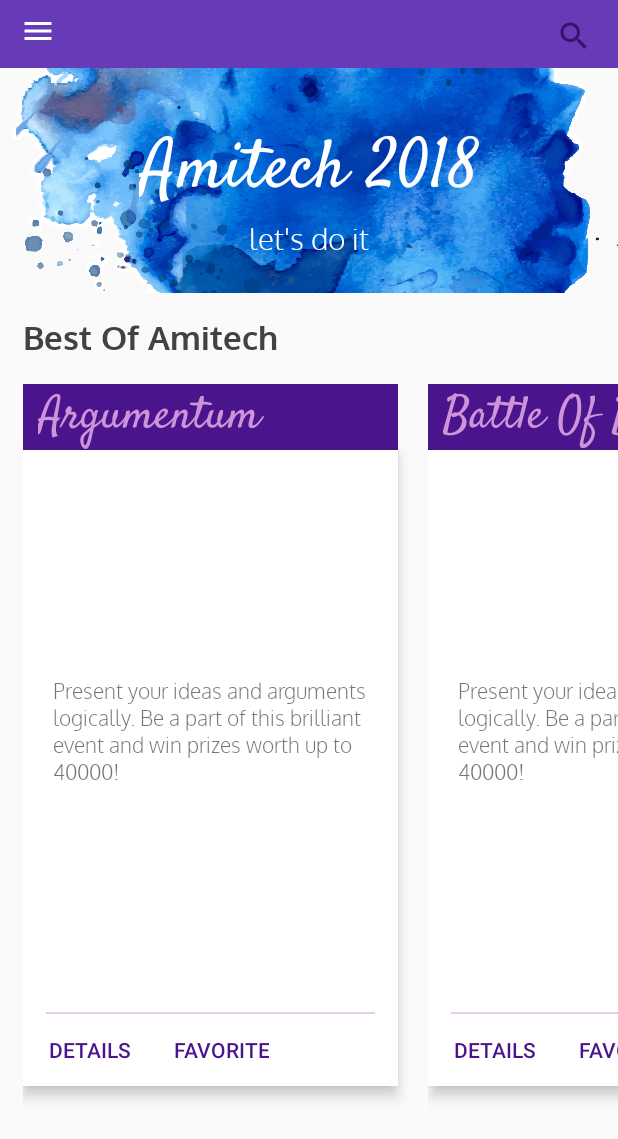
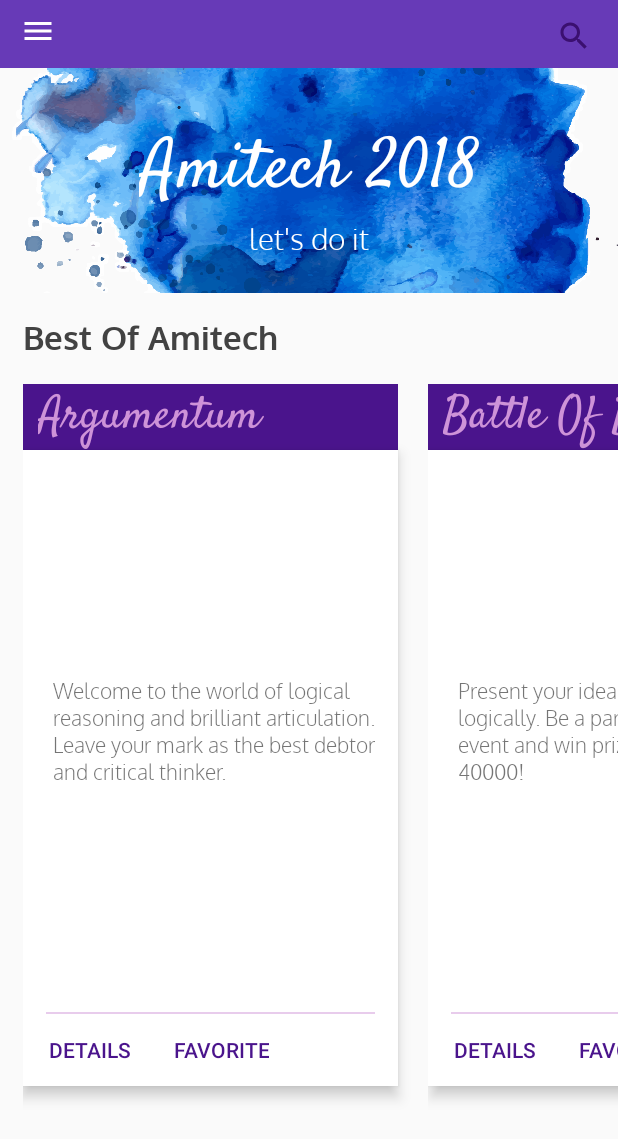
Before and after one commit to diksha-giri013/Event, an Android app: the MainActivity screen opened directly, with no data from a screen before it, on a phone screen of 412 x 824 dp. Shown: the top 1139 px of the screen. Run offline under Robolectric (Android 15) with nearby library versions, the light colour scheme and no system bars; Roboto replaces fonts that are not available here.

Commit message:
commit by Diksha

```diff
--- a/app/src/main/java/fgc/amitech/EventDetailActivity.java
+++ b/app/src/main/java/fgc/amitech/EventDetailActivity.java
@@ -9,24 +9,46 @@ import android.widget.TextView;
 
 import java.util.ArrayList;
 
+import static fgc.amitech.EventDetails.makeEventData;
+
 public class EventDetailActivity extends AppCompatActivity {
     private ArrayList<EventDetails> cardData;
     private static EventDetails card_data;
+
     private TextView detail_title;
+    private TextView detail_desc;
+    private TextView detail_date;
+    private TextView detail_member;
+    private TextView detail_loc;
+    private TextView detail_rule;
     private static int card_pos;
+
     private Button btn_next;
     private Button btn_nav;
     @Override
     protected void onCreate(Bundle savedInstanceState) {
         super.onCreate(savedInstanceState);
         setContentView(R.layout.activity_event_detail);
-        //cardData= MainActivity.getCardData();
-
+        cardData = makeEventData();
         detail_title = (TextView) findViewById(R.id.detail_tv_evname);
         detail_title.setText(card_data.getCard_title());
 
-        btn_nav = (Button) findViewById(R.id.detail_btn_nav);
-    }
+        detail_desc = (TextView) findViewById(R.id.detail_tv_evdesc);
+        detail_desc.setText(card_data.getCard_desc());
+
+        detail_date = (TextView) findViewById(R.id.detail_tv_evdate);
+        detail_date.setText(card_data.getEvent_date());
+
+        detail_member = (TextView) findViewById(R.id.detail_tv_teamsize);
+        detail_member.setText(card_data.getEvent_members());
+
+        detail_loc = (TextView) findViewById(R.id.detail_tv_location);
+        detail_loc.setText(card_data.getEvent_location());
+
+        detail_rule = (TextView) findViewById(R.id.detail_tv_rule);
+        detail_rule.setText(card_data.getEvent_rules());
+
+        }
 
     public void navclick(View view){
             Intent map = new Intent(EventDetailActivity.this, MapsActivity.class);
@@ -34,7 +56,7 @@ public class EventDetailActivity extends AppCompatActivity {
    }
 
 
-   public static void getCardData(EventDetails card, int pos){
+   public static void getCardData(EventDetails card, int pos){ //gets the data of the card clicked in RV
         card_data=card;
         card_pos=pos;
    }
--- a/app/src/main/java/fgc/amitech/EventDetails.java
+++ b/app/src/main/java/fgc/amitech/EventDetails.java
@@ -9,38 +9,103 @@ import java.util.ArrayList;
 public class EventDetails {
     public String card_title; //title for card and details
     public String card_desc; //description for card
-    public String category; //category of the event
+    public String event_date; //Date of event;
+    public String card_category; //category of the event
+    public String event_members; //team size
+    public String event_location; //On campus location
+    public String event_rules; //guidelines
     public int card_pos; //position of the card in the rv
 
-    public EventDetails(String title, String desc){
+    public EventDetails(String title, String desc, String date, String cat, String teamsize, String loc, String rule, int pos){
         this.card_title=title;
         this.card_desc=desc;
+        this.event_date = date;
+        this.card_category=cat;
+        this.event_members=teamsize;
+        this.event_location=loc;
+        this.event_rules=rule;
+        this.card_pos=pos;
+
     }
 
     public String getCard_title(){return this.card_title;}
     public String getCard_desc(){return  this.card_desc;}
-    public int getCard_pos() {return this.card_pos;}
+    public String getEvent_date(){return  this.event_date;}
+    public String getCard_category(){return  this.card_category;}
+    public String getEvent_members(){return  this.event_members;}
+    public String getEvent_location(){return  this.event_location;}
+    public String getEvent_rules(){return  this.event_rules;}
+   public int getCard_pos() {return this.card_pos;}
 
-    public static ArrayList<EventDetails> makeEventData(){
-        EventDetails event_card;
-        String[] cardTitle;
-        String[] cardDesc;
-        ArrayList<EventDetails> EventCard = new ArrayList<EventDetails>();
-        cardTitle = new String[]{
+    public static ArrayList<EventDetails> makeEventData(){ //function for making the data set of events
+        EventDetails event_card; //class object to store details
+        ArrayList<EventDetails> EventCard = new ArrayList<EventDetails>(); //class object array list to store entire data set
+
+        String[] title;
+        String[] desc;
+        String[] cat;
+        String[] teamsize;
+        String[] loc;
+        String[] rule;
+        String[] date;
+        int[] pos;
+
+        title = new String[]{
                 "Argumentum",
                 "Battle Of Bands",
                 "Technovation",
                 "Sherlock Quiz"
         };
 
-        cardDesc = new String[]{
-                "Present your ideas and arguments logically. Be a part of this brilliant event and win prizes worth up to 40000!",
+        desc = new String[]{
+                "Welcome to the world of logical reasoning and brilliant articulation. Leave your mark as the best debtor and critical thinker.",
                 "Present your ideas and arguments logically. Be a part of this brilliant event and win prizes worth up to 40000!",
                 "Present your ideas and arguments logically. Be a part of this brilliant event and win prizes worth up to 40000!",
                 "Present your ideas and arguments logically. Be a part of this brilliant event and win prizes worth up to 40000!"
         };
+
+        cat = new String[]{
+                "Best of Amitech",
+                "Best of Amitech",
+                "Best of Amitech",
+                "Best of Amitech"
+        };
+
+        teamsize = new String[]{
+                "2-4 Members",
+                "3-8 Members",
+                "2-5 Members",
+                "Individual Participation"
+        };
+
+        rule = new String[]{"Rules are very important for any event read them. \nEach member can present one argument.\nCross questioning is not allowed, chill life.\nBring your own pen and paper.",
+                "Rules are very important for any event read them. \nEach member can present one argument.",
+                "Rules are very important for any event read them. \nEach member can present one argument.Rules are very important for any event read them. \nEach member can present one argument.",
+                "Rules are very important for any event read them. \nEach member can present one argument."};
+
+        date = new String[]{
+                "25 April 2018",
+                "26 April 2018",
+                "25 April 2018",
+                "25 April 2018"
+        };
+
+        loc = new String[]{
+                "Hall-2B",
+                "Main Stage",
+                "Auditorium",
+                "Booth 3"
+        };
+
+        pos = new int[]{
+                1,
+                2,
+                3,
+                4
+        };
+
     for (int i = 0; i < 4; i++) {
-        event_card = new EventDetails(cardTitle[i], cardDesc[i]);
+        event_card = new EventDetails(title[i], desc[i], date[i], cat[i], teamsize[i], loc[i], rule[i], pos[i]);
         EventCard.add(event_card);
     }
     return EventCard;
```
